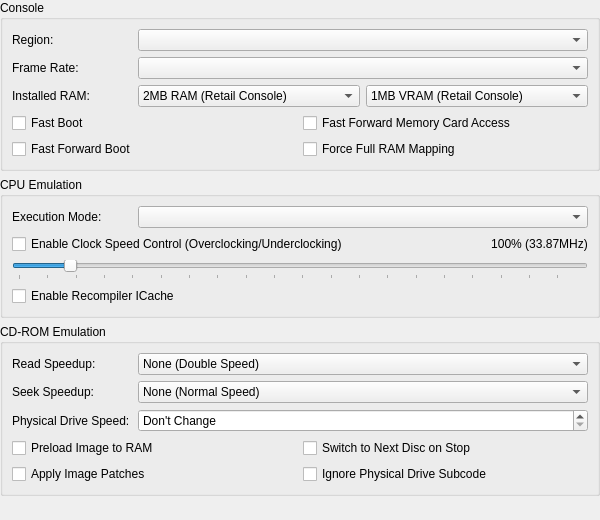
Old version of the form src/duckstation-qt/consolesettingswidget.ui in the repository stenzek/duckstation.
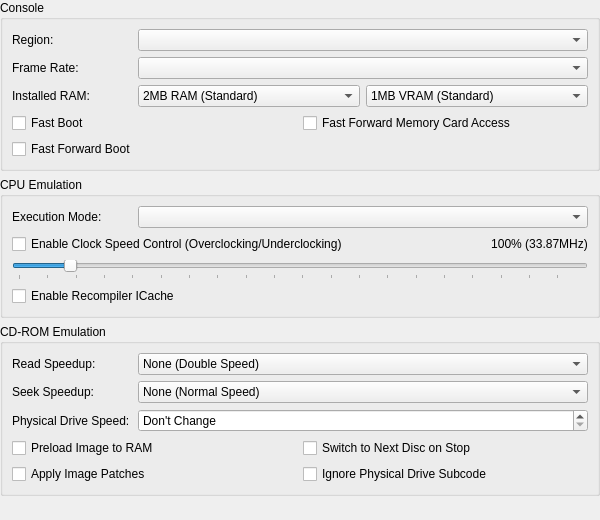
New version of the form. Icons and pictures are not drawn.

Commit message:
Settings: Merge RAM mapping/VRAM options into size enums with Forced variants
RAM is 2MB/4MB/4MBForced/8MB/8MBForced/16MB/16MBForced, VRAM is 1MB/2MB/2MBForced.
2MBForced keeps the upper bank addressable regardless of GP1(09h).

The edit to the form file:
```diff
--- a/src/duckstation-qt/consolesettingswidget.ui
+++ b/src/duckstation-qt/consolesettingswidget.ui
@@ -60,7 +60,7 @@
        <widget class="QComboBox" name="ramSize">
         <item>
          <property name="text">
-          <string>2MB RAM (Retail Console)</string>
+          <string>2MB RAM (Standard)</string>
          </property>
          <property name="icon">
           <iconset resource="resources/duckstation-qt.qrc">
@@ -100,7 +100,7 @@
        <widget class="QComboBox" name="vramSize">
         <item>
          <property name="text">
-          <string>1MB VRAM (Retail Console)</string>
+          <string>1MB VRAM (Standard)</string>
          </property>
          <property name="icon">
           <iconset resource="resources/duckstation-qt.qrc">
@@ -120,13 +120,6 @@
       </item>
       <item row="3" column="0" colspan="3">
        <layout class="QGridLayout" name="gridLayout_2">
-        <item row="1" column="1">
-         <widget class="QCheckBox" name="forceFullRAMMapping">
-          <property name="text">
-           <string>Force Full RAM Mapping</string>
-          </property>
-         </widget>
-        </item>
         <item row="1" column="0">
          <widget class="QCheckBox" name="fastForwardBoot">
           <property name="text">
```
Left out of the diff: 44 changed lines with no effect on the pictures. The commit also changes 19 other files.
